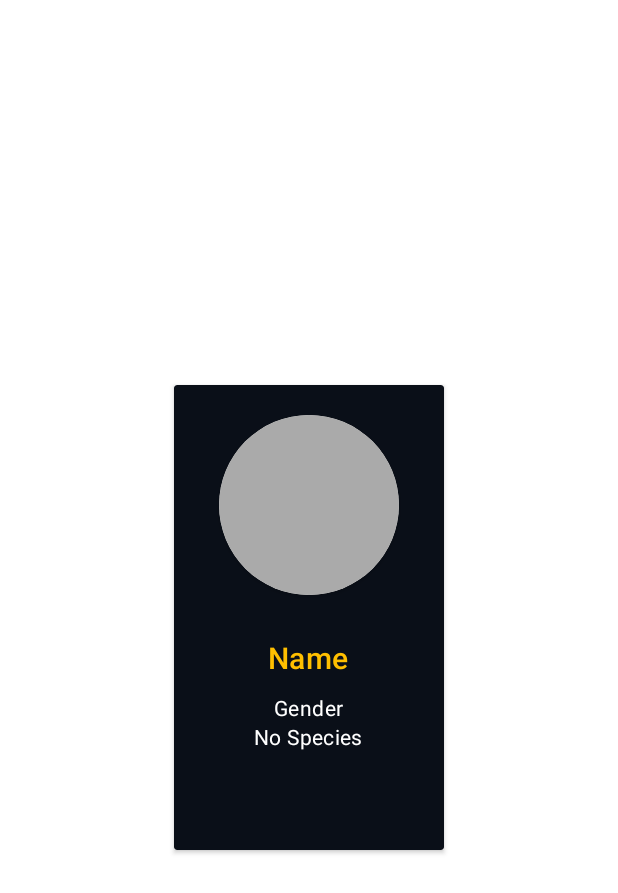
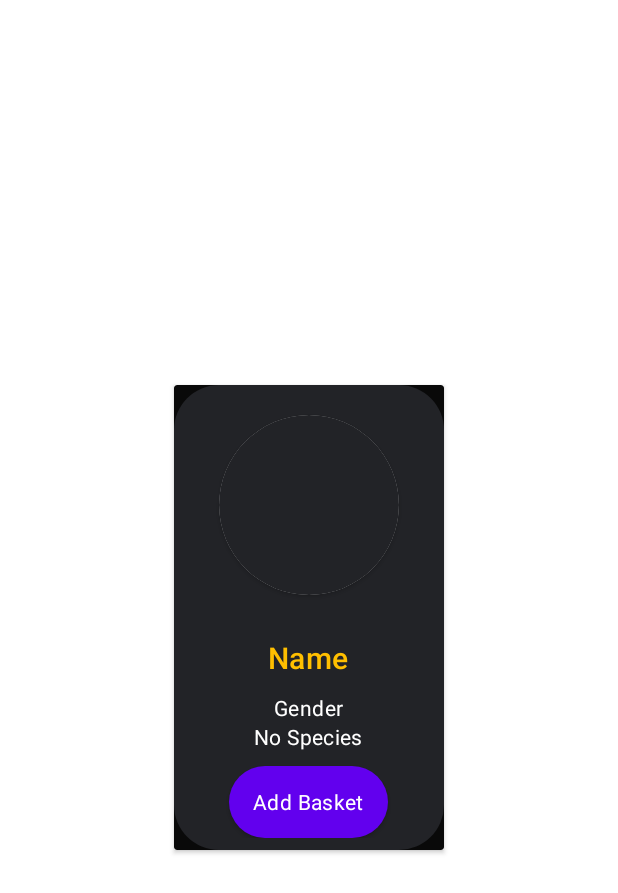
Before and after one commit to Dmlulutas/MyProject, an Android app: the layout character_detail.xml on its own in the app's theme, with its tools: preview values and no code run, on a phone screen of 412 x 824 dp. Shown: the top 893 px of the screen. Run offline under Robolectric (Android 15) with nearby library versions, the phone set to English and light mode, and no system bars.

Commit message:
change ui

```diff
--- a/app/src/main/java/com/example/myapplication/domain/paging/CharactersPagingSource.kt
+++ b/app/src/main/java/com/example/myapplication/domain/sources/CharactersPagingSource.kt
@@ -1,11 +1,10 @@
-package com.example.myapplication.domain.paging
+package com.example.myapplication.domain.sources
 
 import androidx.paging.PagingSource
 import androidx.paging.PagingState
 import com.example.myapplication.data.models.Character
 import com.example.myapplication.domain.repositories.CharacterRepository
 import retrofit2.HttpException
-import retrofit2.Response
 
 class CharactersPagingSource(
     private val repository: CharacterRepository ,
@@ -32,10 +31,8 @@ class CharactersPagingSource(
 
     }
 
-
     override fun getRefreshKey(state: PagingState<Int, Character>): Int? {
         return null
     }
 
-
 }
--- a/app/src/main/java/com/example/myapplication/ui/fragments/FirstFragment.kt
+++ b/app/src/main/java/com/example/myapplication/ui/fragments/FirstFragment.kt
@@ -9,7 +9,6 @@ import android.view.ViewGroup
 import androidx.core.view.isVisible
 import androidx.fragment.app.Fragment
 import androidx.fragment.app.viewModels
-import androidx.lifecycle.ViewModelProvider
 import androidx.lifecycle.lifecycleScope
 import androidx.paging.LoadState
 import androidx.recyclerview.widget.LinearLayoutManager
@@ -56,8 +55,7 @@ class FirstFragment : Fragment() {
             }
 
              charAdapter.setOnItemClickListener {
-               //  val direction = MoviesFragmentDirections.actionMoviesFragmentToMovieDetailsFragment(it.id)
-                // findNavController().navigate(direction)
+                 createModal(it)
              }
 
             lifecycleScope.launchWhenCreated {
@@ -78,7 +76,6 @@ class FirstFragment : Fragment() {
                     charAdapter.retry()
                 }
             )
-
         }
     }
 
--- /dev/null
+++ b/app/src/main/res/drawable/add_basket_btn_shape.xml
@@ -0,0 +1,19 @@
+<?xml version="1.0" encoding="utf-8"?>
+<selector xmlns:android="http://schemas.android.com/apk/res/android">
+
+    <item android:color="@color/white">
+        <shape>
+            <corners
+                android:bottomLeftRadius="30dp"
+                android:bottomRightRadius="30dp"
+                android:radius="30dp"
+                android:topLeftRadius="30dp"
+                android:topRightRadius="30dp" />
+            <solid
+                android:color="@color/background_middle4_color">
+            </solid>
+
+        </shape>
+    </item>
+
+</selector>
--- a/app/src/main/res/drawable/card_image_shape.xml
+++ b/app/src/main/res/drawable/card_image_shape.xml
@@ -7,7 +7,7 @@
         android:topLeftRadius="30dp"
         android:topRightRadius="30dp" />
     <solid
-        android:color="@android:color/darker_gray">
+        android:color="@color/background_middle2_android_color">
     </solid>
 
 </shape>
--- a/app/src/main/res/layout/character_detail.xml
+++ b/app/src/main/res/layout/character_detail.xml
@@ -4,11 +4,12 @@
     android:layout_width="wrap_content"
     android:layout_height="wrap_content"
     android:layout_gravity="center"
-    app:cardBackgroundColor="@color/dark_blue2">
+    app:cardBackgroundColor="@color/background_color">
 
     <LinearLayout
         android:layout_width="match_parent"
         android:layout_height="match_parent"
+        android:background="@drawable/card_image_shape"
         android:orientation="vertical">
 
         <androidx.cardview.widget.CardView
@@ -64,6 +65,18 @@
                 android:textAppearance="?attr/textAppearanceBody2"
                 android:textColor="@color/white" />
 
+            <Button
+                android:id="@+id/btn_add_basket"
+                android:layout_width="wrap_content"
+                android:layout_height="wrap_content"
+                android:layout_marginTop="10dp"
+                android:background="@drawable/add_basket_btn_shape"
+                android:textColor="@android:color/white"
+                android:backgroundTint="@color/background_middle4_color"
+                android:layout_gravity="center"
+                android:textAppearance="?attr/textAppearanceBody2"
+                android:text="Add Basket" />
+
         </LinearLayout>
     </LinearLayout>
 
--- a/app/src/main/res/layout/fragment_first.xml
+++ b/app/src/main/res/layout/fragment_first.xml
@@ -4,7 +4,7 @@
     xmlns:tools="http://schemas.android.com/tools"
     android:layout_width="match_parent"
     android:layout_height="match_parent"
-    android:background="@color/navy_blue"
+    android:background="@color/background_color"
     tools:context=".ui.fragments.FirstFragment">
 
     <androidx.recyclerview.widget.RecyclerView
--- a/app/src/main/res/values/colors.xml
+++ b/app/src/main/res/values/colors.xml
@@ -12,4 +12,20 @@
     <color name="navy_blue">#FF00000D</color>
     <color name="dark_blue">#FF152238</color>
     <color name="dark_blue2">#FF0A0F18</color>
+    <color name="dark_blue3">#F08585</color>
+
+
+    <color name="background_android_color">#090909</color>
+    <color name="background_color">#FF090909</color>
+    <color name="background_middle1_android_color">#1F2024</color>
+    <color name="background_middle1_color">#FF1F2024</color>
+    <color name="background_middle2_android_color">#222327</color>
+    <color name="background_middle2_color">#FF222327</color>
+    <color name="background_middle3_android_color">#2C2C2E</color>
+    <color name="background_middle3_color">#FF2C2C2E</color>
+    <color name="background_middle4_color">#FF585858</color>
+
+
+
+
 </resources>
--- a/app/src/main/res/values/dimens.xml
+++ b/app/src/main/res/values/dimens.xml
@@ -1,3 +1,6 @@
 <resources>
     <dimen name="fab_margin">16dp</dimen>
+    <dimen name="toolbar_height">90dp</dimen>
+    <dimen name="floaticon_margin">16dp</dimen>
+
 </resources>
--- a/app/src/main/res/values/strings.xml
+++ b/app/src/main/res/values/strings.xml
@@ -8,7 +8,7 @@
 
 
     <!-- Strings used for fragments for navigation -->
-    <string name="first_fragment_label">First Fragment</string>
+    <string name="first_fragment_label">Avatar List</string>
     <string name="second_fragment_label">Second Fragment</string>
     <string name="settings_fragment_label">Settings Fragment</string>
     <string name="help_fragment_label">Help Fragment</string>
```
Also changed, not shown: app/src/main/java/com/example/myapplication/ui/viewModels/CharactersViewModel.kt (+4 -7 lines), app/src/main/res/layout/activity_main.xml (+4 -4 lines), app/src/main/res/layout/item_char_list.xml (+4 -3 lines), 2 other files.
